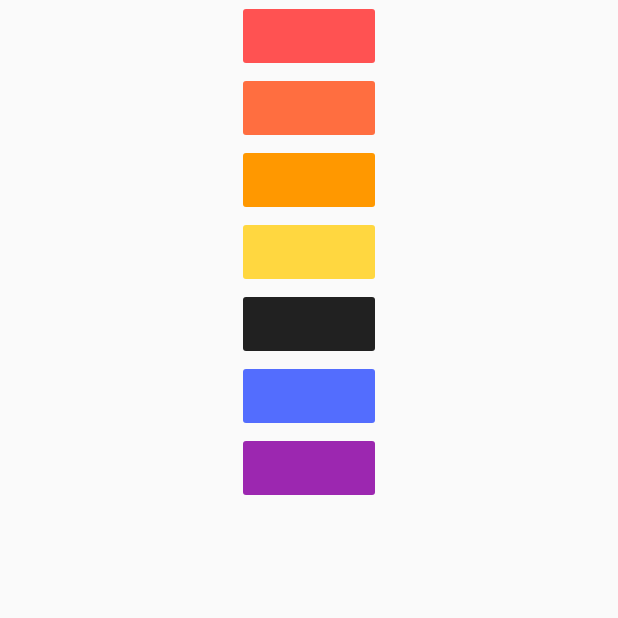
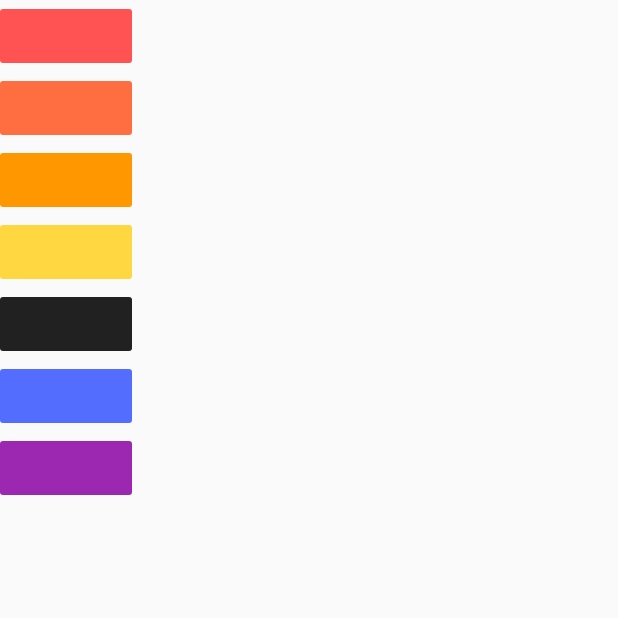
Before and after one commit to Dext7/flutter-bootcamp, a Flutter app: the screen it shows after launch, on a phone screen of 412 x 824 dp, the top half of it. Run offline on Flutter 3.47's test engine with Material 2 defaults, Android fonts, the phone set to English and light mode, and no system bars; our stand-ins replace audioplayers.

Commit message:
Clear Center text

```diff
--- a/lib/main.dart
+++ b/lib/main.dart
@@ -20,7 +20,6 @@ class MyApp extends StatelessWidget {
       ),
       home: Scaffold(
         body: SafeArea(
-            child: Center(
           child: SafeArea(
               child: Column(
                 children: <Widget>[
@@ -76,7 +75,6 @@ class MyApp extends StatelessWidget {
                 ],
               )
           ),
-            )
         ),
       ),
       debugShowCheckedModeBanner: false,
```
Lines whose indentation alone changed are shown as unchanged.
